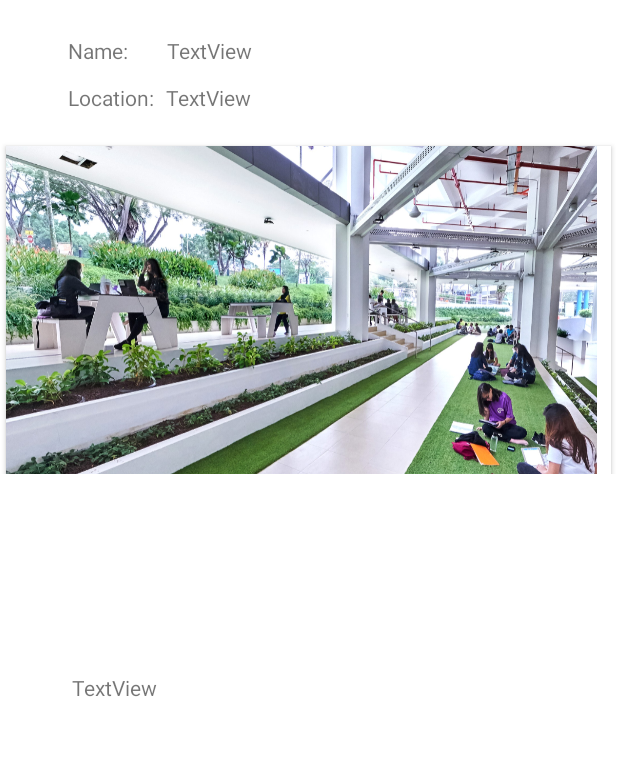
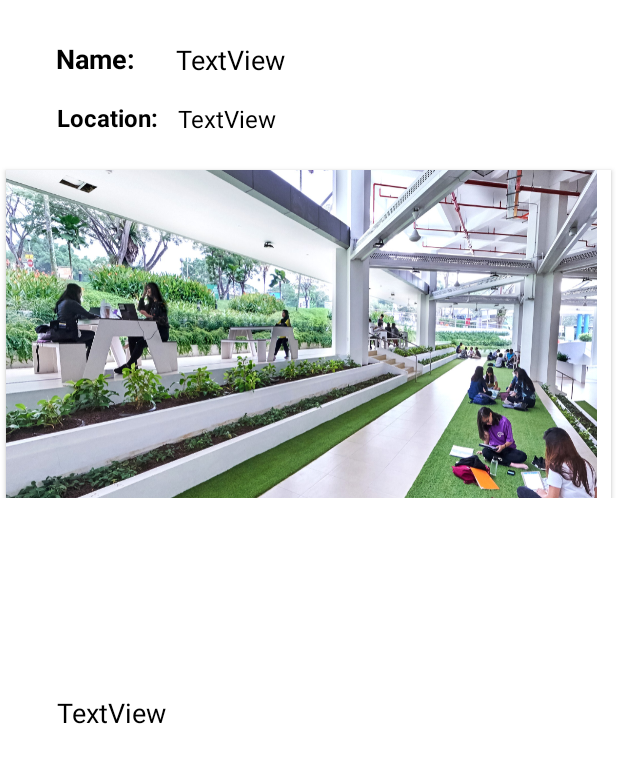
Before and after one commit to Nuggetierer/MAD_Assignment, an Android app: the layout activity_study_details_page.xml on its own in the app's theme, with its tools: preview values and no code run, on a phone screen of 412 x 824 dp. Shown: the top 763 px of the screen. Run offline under Robolectric (Android 15) with nearby library versions, the phone set to English and light mode, and no system bars.

Commit message:
ui fixes

```diff
--- a/app/src/main/res/layout/activity_study_details_page.xml
+++ b/app/src/main/res/layout/activity_study_details_page.xml
@@ -5,82 +5,96 @@
     android:id="@+id/StudyDetailsLayout"
     android:layout_width="match_parent"
     android:layout_height="match_parent"
+    android:background="@color/white"
     tools:context=".ui.Study.StudyDetailsPage">
+
 
     <TextView
         android:id="@+id/StudyDetailsTop"
         android:layout_width="233dp"
-        android:layout_height="27dp"
-        android:layout_marginStart="2dp"
-        android:layout_marginTop="24dp"
-        android:layout_marginEnd="67dp"
+        android:layout_height="25dp"
+        android:layout_marginTop="27dp"
+        android:layout_marginEnd="61dp"
+        android:background="@color/white"
         android:text="TextView"
+        android:textColor="#000000"
+        android:textSize="18sp"
         app:layout_constraintEnd_toEndOf="parent"
-        app:layout_constraintStart_toEndOf="@+id/NametextView6"
         app:layout_constraintTop_toTopOf="parent" />
 
     <TextView
         android:id="@+id/StudyDetailsBottom"
-        android:layout_width="129dp"
-        android:layout_height="27dp"
+        android:layout_width="233dp"
+        android:layout_height="25dp"
         android:layout_marginTop="4dp"
-        android:layout_marginEnd="172dp"
+        android:layout_marginEnd="60dp"
         android:layout_marginBottom="10dp"
+        android:background="@color/white"
         android:text="TextView"
+        android:textColor="#000000"
+        android:textSize="16sp"
         app:layout_constraintBottom_toTopOf="@+id/StudyDetailshorizontalRv"
         app:layout_constraintEnd_toEndOf="parent"
-        app:layout_constraintTop_toBottomOf="@+id/StudyDetailsTop" />
+        app:layout_constraintTop_toBottomOf="@+id/StudyDetailsTop"
+        app:layout_constraintVertical_bias="0.705" />
 
     <androidx.recyclerview.widget.RecyclerView
         android:id="@+id/StudyDetailshorizontalRv"
         android:layout_width="411dp"
         android:layout_height="224dp"
-        android:layout_marginTop="92dp"
-        android:layout_marginBottom="250dp"
+        android:layout_marginTop="108dp"
         android:scrollbars="horizontal"
         app:layout_constraintEnd_toEndOf="parent"
         app:layout_constraintHorizontal_bias="0.0"
         app:layout_constraintStart_toStartOf="parent"
         app:layout_constraintTop_toTopOf="parent"
-        app:layout_constraintVertical_bias="0.0"
         tools:listitem="@layout/study_details_layout" />
 
     <TextView
         android:id="@+id/NametextView6"
-        android:layout_width="64dp"
-        android:layout_height="27dp"
-        android:layout_marginStart="45dp"
-        android:layout_marginTop="24dp"
-        android:layout_marginBottom="12dp"
+        android:layout_width="70dp"
+        android:layout_height="25dp"
+        android:layout_marginStart="40dp"
+        android:layout_marginTop="27dp"
+        android:layout_marginEnd="13dp"
+        android:layout_marginBottom="16dp"
+        android:background="@color/white"
         android:text="Name:"
+        android:textColor="#000000"
+        android:textSize="18sp"
+        android:textStyle="bold"
         app:layout_constraintBottom_toTopOf="@+id/LocationtextView5"
         app:layout_constraintEnd_toStartOf="@+id/StudyDetailsTop"
-        app:layout_constraintHorizontal_bias="0.0"
         app:layout_constraintStart_toStartOf="parent"
         app:layout_constraintTop_toTopOf="parent" />
 
     <TextView
         android:id="@+id/LocationtextView5"
-        android:layout_width="64dp"
-        android:layout_height="27dp"
-        android:layout_marginStart="45dp"
-        android:layout_marginTop="4dp"
-        android:layout_marginEnd="3dp"
+        android:layout_width="70dp"
+        android:layout_height="25dp"
+        android:layout_marginStart="40dp"
+        android:layout_marginEnd="13dp"
+        android:layout_marginBottom="15dp"
+        android:background="@color/white"
         android:text="Location:"
+        android:textColor="#000000"
+        android:textSize="16sp"
+        android:textStyle="bold"
+        app:layout_constraintBottom_toTopOf="@+id/StudyDetailshorizontalRv"
         app:layout_constraintEnd_toStartOf="@+id/StudyDetailsBottom"
-        app:layout_constraintHorizontal_bias="0.0"
-        app:layout_constraintStart_toStartOf="parent"
-        app:layout_constraintTop_toBottomOf="@+id/NametextView6" />
-
+        app:layout_constraintStart_toStartOf="parent" />
 
     <TextView
         android:id="@+id/StudyDetailsDescription"
-        android:layout_width="317dp"
-        android:layout_height="171dp"
+        android:layout_width="337dp"
+        android:layout_height="193dp"
         android:layout_marginStart="97dp"
         android:layout_marginEnd="98dp"
-        android:layout_marginBottom="204dp"
+        android:layout_marginBottom="168dp"
+        android:background="@color/white"
         android:text="TextView"
+        android:textColor="#000000"
+        android:textSize="18sp"
         app:layout_constraintBottom_toBottomOf="parent"
         app:layout_constraintEnd_toEndOf="parent"
         app:layout_constraintHorizontal_bias="0.495"
```
Lines whose indentation alone changed are shown as unchanged.
